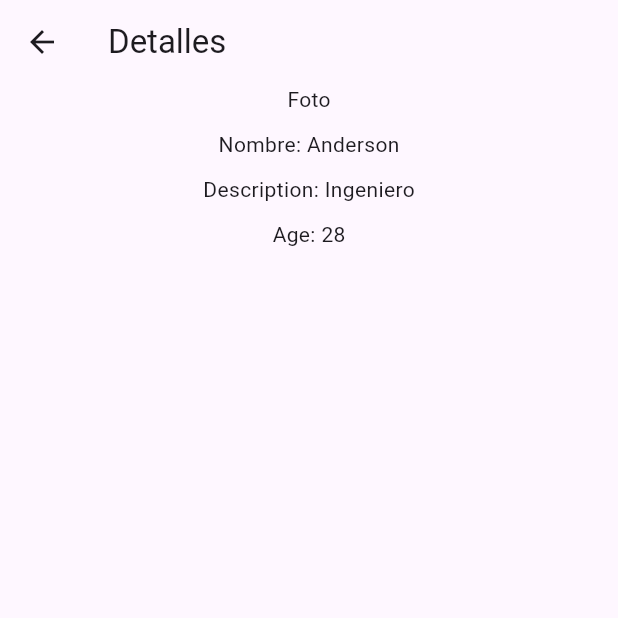
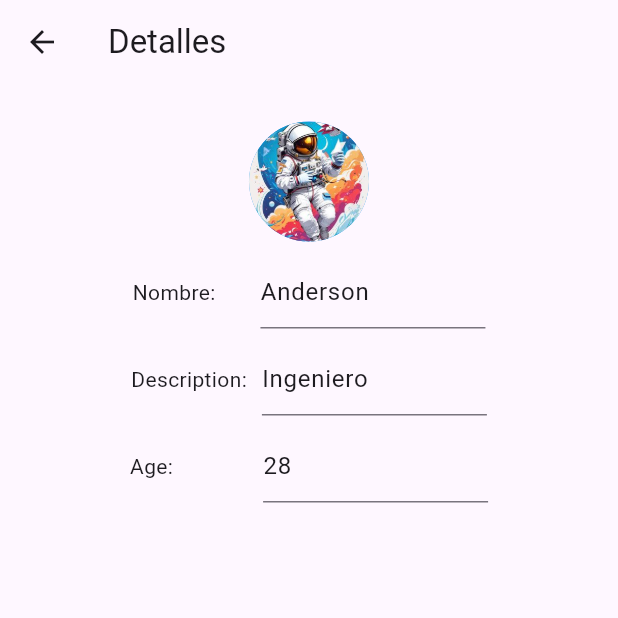
Before and after one commit to sergiohortua/crud-flutter, a Flutter app: the screen it shows after launch, after a tap on the "edit" icon, on a phone screen of 412 x 824 dp, the top half of it. Run offline on Flutter 3.47's test engine with Material 3 defaults, Android fonts, the phone set to English and light mode, and no system bars.

Commit message:
data in textField without edit

```diff
--- a/lib/screens/details.dart
+++ b/lib/screens/details.dart
@@ -3,32 +3,98 @@ import 'package:flutter/material.dart';
 
 class Details extends StatelessWidget {
   Person person;
+  final TextEditingController _textEditingControllerName =
+      TextEditingController();
+  final TextEditingController _textEditingControllerDescription =
+      TextEditingController();
+  final TextEditingController _textEditingControllerAge =
+      TextEditingController();
+
   Details(this.person, {super.key});
 
   @override
   Widget build(BuildContext context) {
+    _textEditingControllerName.text = person.name;
+    _textEditingControllerDescription.text = person.description;
+    _textEditingControllerAge.text = person.age.toString();
     return Scaffold(
       appBar: AppBar(
-        title: Text('Detalles'),
+        title: const Text('Detalles'),
       ),
-      body: Center(
-        child: Container(
-          child: Column(
+      body: Padding(
+        padding: const EdgeInsets.all(25.0),
+        child: ListView(
+          children: [
+            Column(
+              // mainAxisSize: MainAxisSize.min,
+              mainAxisAlignment: MainAxisAlignment.start,
               children: [
                 Container(
-                child: Text('Foto'),
+                  width: 80.0,
+                  height: 80.0,
+                  decoration: const BoxDecoration(
+                    color: Colors.blue,
+                    shape: BoxShape.circle,
+                    image: DecorationImage(
+                      fit: BoxFit.cover,
+                      image: AssetImage('assets/astro.jpg'),
+                    ),
+                  ),
+                ),
+                const SizedBox(
+                  height: 10.0,
+                ),
+                Row(
+                  mainAxisAlignment: MainAxisAlignment.center,
+                  children: [
+                    const Text('Nombre:'),
+                    const SizedBox(
+                      width: 30.0,
                     ),
                     SizedBox(
-                height: 10.0,
-              ),
-              Text('Nombre: ${person.name}'),
-              SizedBox(height: 10.0),
-              Text('Description: ${person.description}'),
-              SizedBox(height: 10.0),
-              Text('Age: ${person.age}'),
-              SizedBox(height: 10.0),
+                        width: 150.0,
+                        child: TextField(
+                          controller: _textEditingControllerName,
+                          onChanged: (value) => {print(value)},
+                        )),
                   ],
                 ),
+                const SizedBox(height: 10.0),
+                Row(
+                  mainAxisAlignment: MainAxisAlignment.center,
+                  children: [
+                    const Text('Description:'),
+                    const SizedBox(
+                      width: 10.0,
+                    ),
+                    SizedBox(
+                        width: 150.0,
+                        child: TextField(
+                          controller: _textEditingControllerDescription,
+                          onChanged: (value) => {print(value)},
+                        )),
+                  ],
+                ),
+                const SizedBox(height: 10.0),
+                Row(
+                  mainAxisAlignment: MainAxisAlignment.center,
+                  children: [
+                    const Text('Age:'),
+                    const SizedBox(
+                      width: 60.0,
+                    ),
+                    SizedBox(
+                        width: 150.0,
+                        child: TextField(
+                          controller: _textEditingControllerAge,
+                          onChanged: (value) => (print(value)),
+                        )),
+                  ],
+                ),
+                const SizedBox(height: 10.0),
+              ],
+            ),
+          ],
         ),
       ),
     );
```
Lines whose indentation alone changed are shown as unchanged.
